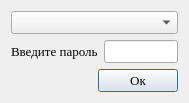
First picture: the form in optimizationmethods/ui/mainwindowPass.ui, repository Eliminationzx/optimizationmethods, before the edit.
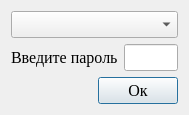
Second picture: the form after the edit. Icons and pictures are not drawn.

Diff of the .ui file:
```diff
--- a/optimizationmethods/ui/mainwindowPass.ui
+++ b/optimizationmethods/ui/mainwindowPass.ui
@@ -7,13 +7,13 @@
     <x>0</x>
     <y>0</y>
     <width>189</width>
-    <height>92</height>
+    <height>97</height>
    </rect>
   </property>
   <property name="font">
    <font>
     <family>Times New Roman</family>
-    <pointsize>10</pointsize>
+    <pointsize>12</pointsize>
    </font>
   </property>
   <property name="windowTitle">
```
